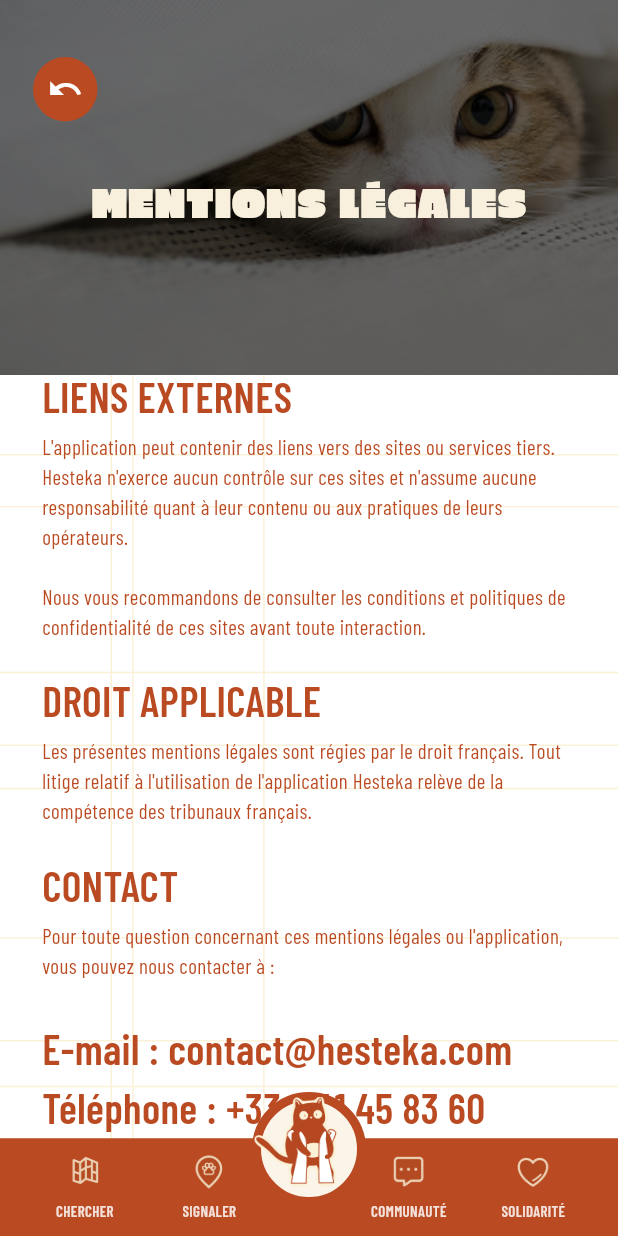
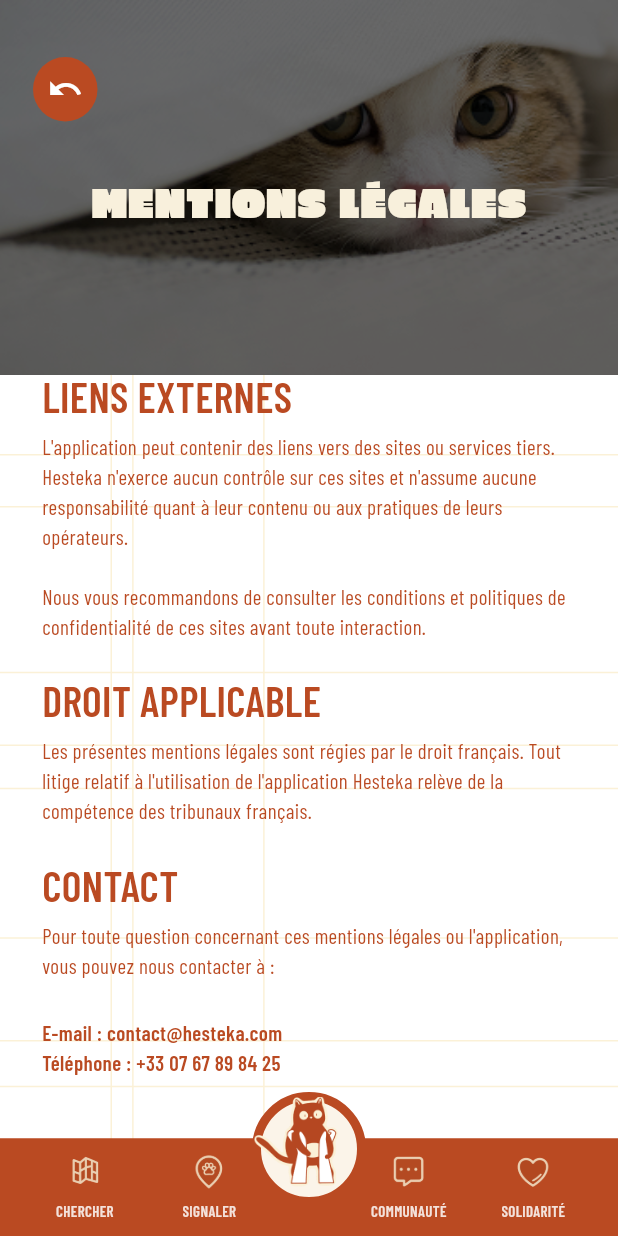
Before and after one commit to H-Yeasin/findanimalApp, a Flutter app: the LegalNoticesScreen screen opened by its route, scrolled down 1092 dp, on a phone screen of 412 x 824 dp. Run offline on Flutter 3.47's test engine with Material 3 defaults, Android fonts, the phone set to English and light mode, and no system bars; our stand-ins replace app_links, cached_network_image, dio, file_picker, firebase_core, firebase_messaging and 15 more; missing offline and left inert: flutter_stripe; accounts and stored records are empty; generated files the repository leaves out were written again.

Commit message:
feat: add legal notices screen and corresponding localization strings

```diff
--- a/lib/core/localization/l10n/app_fr.dart
+++ b/lib/core/localization/l10n/app_fr.dart
@@ -741,7 +741,7 @@
   'legalContactContent':
       'Pour toute question concernant ces mentions légales ou l\'application, vous pouvez nous contacter à :',
   'legalContactInfo':
-      'E-mail : contact@hesteka.com\nTéléphone : +33 6 41 45 83 60',
+      'E-mail : contact@hesteka.com\nTéléphone : +33 07 67 89 84 25',
 
   'a6DigitCodeHasBeenSentToYourEmail':
       'Un code à 6 chiffres a été envoyé à votre adresse e-mail. Veuillez le saisir ci-dessous pour continuer.',
--- a/lib/features/profile/presentation/screens/legal_notices_screen.dart
+++ b/lib/features/profile/presentation/screens/legal_notices_screen.dart
@@ -51,6 +51,7 @@
               l10n.legalContactInfo,
               style: AppTextStyles.condensedSectionTitle.copyWith(
                 color: PartnerUiColors.brand,
+                fontSize: 14,
                 height: 1.4,
               ),
             ),
```
